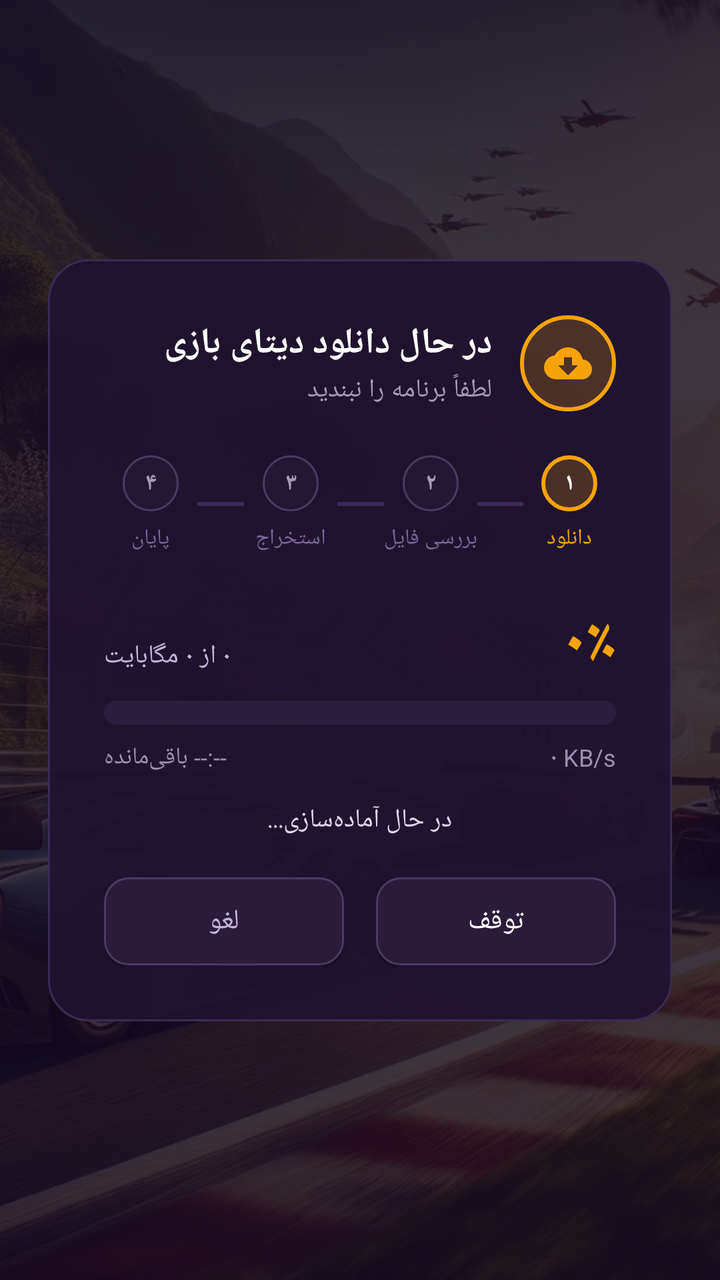
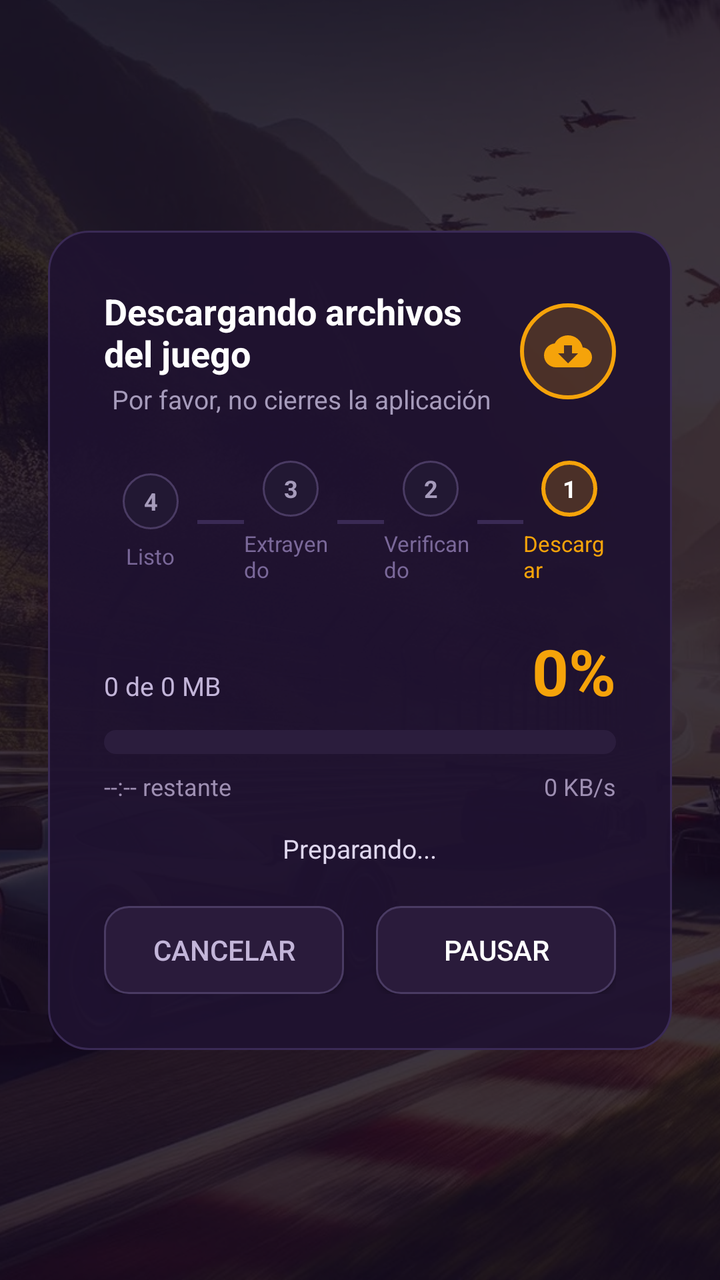

Compare the two renders of this Android layout. The source of the first and the diff that turns it into the second are given below.
<!-- AndroidManifest.xml: activity theme Theme.AppCompat.Light.NoActionBar.FullScreen -->
<!-- res/layout/activity_data_download.xml -->
<?xml version="1.0" encoding="utf-8"?>
<androidx.constraintlayout.widget.ConstraintLayout
    xmlns:android="http://schemas.android.com/apk/res/android"
    xmlns:app="http://schemas.android.com/apk/res-auto"
    android:layout_width="match_parent"
    android:layout_height="match_parent"
    android:layoutDirection="rtl">

    
    <ImageView
        android:id="@+id/iv_download_bg"
        android:layout_width="0dp"
        android:layout_height="0dp"
        android:scaleType="centerCrop"
        android:src="@drawable/launcher_home_background"
        app:layout_constraintBottom_toBottomOf="parent"
        app:layout_constraintEnd_toEndOf="parent"
        app:layout_constraintStart_toStartOf="parent"
        app:layout_constraintTop_toTopOf="parent" />

    
    <View
        android:id="@+id/view_overlay"
        android:layout_width="0dp"
        android:layout_height="0dp"
        android:background="#D114091F"
        app:layout_constraintBottom_toBottomOf="parent"
        app:layout_constraintEnd_toEndOf="parent"
        app:layout_constraintStart_toStartOf="parent"
        app:layout_constraintTop_toTopOf="parent" />

    
    <LinearLayout
        android:id="@+id/card_download"
        android:layout_width="0dp"
        android:layout_height="wrap_content"
        android:orientation="vertical"
        android:background="@drawable/glory_bg_download_card"
        android:padding="28dp"
        android:gravity="center_horizontal"
        app:layout_constraintWidth_max="560dp"
        app:layout_constraintStart_toStartOf="parent"
        app:layout_constraintEnd_toEndOf="parent"
        app:layout_constraintTop_toTopOf="parent"
        app:layout_constraintBottom_toBottomOf="parent"
        android:layout_marginStart="24dp"
        android:layout_marginEnd="24dp">

        
        <LinearLayout
            android:layout_width="match_parent"
            android:layout_height="wrap_content"
            android:orientation="horizontal"
            android:gravity="center_vertical">

            
            <FrameLayout
                android:layout_width="48dp"
                android:layout_height="48dp"
                android:background="@drawable/glory_bg_step_circle_active">

                <ImageView
                    android:layout_width="24dp"
                    android:layout_height="24dp"
                    android:layout_gravity="center"
                    android:src="@drawable/glory_ic_download_cloud" />
            </FrameLayout>

            <LinearLayout
                android:layout_width="0dp"
                android:layout_height="wrap_content"
                android:layout_weight="1"
                android:orientation="vertical"
                android:layout_marginStart="14dp">

                <TextView
                    android:id="@+id/tv_download_title"
                    android:layout_width="wrap_content"
                    android:layout_height="wrap_content"
                    android:text="در حال دانلود دیتای بازی"
                    android:textColor="#FFFFFF"
                    android:textSize="18sp"
                    android:textStyle="bold" />

                <TextView
                    android:id="@+id/tv_download_subtitle"
                    android:layout_width="wrap_content"
                    android:layout_height="wrap_content"
                    android:layout_marginTop="2dp"
                    android:text="لطفاً برنامه را نبندید"
                    android:textColor="#A69BBB"
                    android:textSize="13sp" />
            </LinearLayout>
        </LinearLayout>

        
        <LinearLayout
            android:id="@+id/layout_step_indicator"
            android:layout_width="match_parent"
            android:layout_height="wrap_content"
            android:orientation="horizontal"
            android:gravity="center_vertical"
            android:layout_marginTop="22dp">

            
            <LinearLayout
                android:id="@+id/step_1_container"
                android:layout_width="0dp"
                android:layout_height="wrap_content"
                android:layout_weight="1"
                android:gravity="center"
                android:orientation="vertical">

                <TextView
                    android:id="@+id/step_1_badge"
                    android:layout_width="28dp"
                    android:layout_height="28dp"
                    android:gravity="center"
                    android:text="۱"
                    android:textColor="#FFFFFF"
                    android:textSize="12sp"
                    android:textStyle="bold"
                    android:background="@drawable/glory_bg_step_circle_active" />

                <TextView
                    android:id="@+id/step_1_text"
                    android:layout_width="wrap_content"
                    android:layout_height="wrap_content"
                    android:layout_marginTop="6dp"
                    android:text="دانلود"
                    android:textColor="#F5A30A"
                    android:textSize="11sp" />
            </LinearLayout>

            <View
                android:id="@+id/step_line_1"
                android:layout_width="0dp"
                android:layout_height="2dp"
                android:layout_weight="0.5"
                android:background="#3A2A55" />

            
            <LinearLayout
                android:id="@+id/step_2_container"
                android:layout_width="0dp"
                android:layout_height="wrap_content"
                android:layout_weight="1"
                android:gravity="center"
                android:orientation="vertical">

                <TextView
                    android:id="@+id/step_2_badge"
                    android:layout_width="28dp"
                    android:layout_height="28dp"
                    android:gravity="center"
                    android:text="۲"
                    android:textColor="#A69BBB"
                    android:textSize="12sp"
                    android:textStyle="bold"
                    android:background="@drawable/glory_bg_step_circle_pending" />

                <TextView
                    android:id="@+id/step_2_text"
                    android:layout_width="wrap_content"
                    android:layout_height="wrap_content"
                    android:layout_marginTop="6dp"
                    android:text="بررسی فایل"
                    android:textColor="#7A6899"
                    android:textSize="11sp" />
            </LinearLayout>

            <View
                android:id="@+id/step_line_2"
                android:layout_width="0dp"
                android:layout_height="2dp"
                android:layout_weight="0.5"
                android:background="#3A2A55" />

            
            <LinearLayout
                android:id="@+id/step_3_container"
                android:layout_width="0dp"
                android:layout_height="wrap_content"
                android:layout_weight="1"
                android:gravity="center"
                android:orientation="vertical">

                <TextView
                    android:id="@+id/step_3_badge"
                    android:layout_width="28dp"
                    android:layout_height="28dp"
                    android:gravity="center"
                    android:text="۳"
                    android:textColor="#A69BBB"
                    android:textSize="12sp"
                    android:textStyle="bold"
                    android:background="@drawable/glory_bg_step_circle_pending" />

                <TextView
                    android:id="@+id/step_3_text"
                    android:layout_width="wrap_content"
                    android:layout_height="wrap_content"
                    android:layout_marginTop="6dp"
                    android:text="استخراج"
                    android:textColor="#7A6899"
                    android:textSize="11sp" />
            </LinearLayout>

            <View
                android:id="@+id/step_line_3"
                android:layout_width="0dp"
                android:layout_height="2dp"
                android:layout_weight="0.5"
                android:background="#3A2A55" />

            
            <LinearLayout
                android:id="@+id/step_4_container"
                android:layout_width="0dp"
                android:layout_height="wrap_content"
                android:layout_weight="1"
                android:gravity="center"
                android:orientation="vertical">

                <TextView
                    android:id="@+id/step_4_badge"
                    android:layout_width="28dp"
                    android:layout_height="28dp"
                    android:gravity="center"
                    android:text="۴"
                    android:textColor="#A69BBB"
                    android:textSize="12sp"
                    android:textStyle="bold"
                    android:background="@drawable/glory_bg_step_circle_pending" />

                <TextView
                    android:id="@+id/step_4_text"
                    android:layout_width="wrap_content"
                    android:layout_height="wrap_content"
                    android:layout_marginTop="6dp"
                    android:text="پایان"
                    android:textColor="#7A6899"
                    android:textSize="11sp" />
            </LinearLayout>
        </LinearLayout>

        
        <RelativeLayout
            android:layout_width="match_parent"
            android:layout_height="wrap_content"
            android:layout_marginTop="22dp">

            <TextView
                android:id="@+id/tv_progress_percent"
                android:layout_width="wrap_content"
                android:layout_height="wrap_content"
                android:layout_alignParentStart="true"
                android:text="۰٪"
                android:textColor="#F5A30A"
                android:textSize="32sp"
                android:textStyle="bold" />

            <TextView
                android:id="@+id/tv_progress_bytes"
                android:layout_width="wrap_content"
                android:layout_height="wrap_content"
                android:layout_alignParentEnd="true"
                android:layout_alignBaseline="@id/tv_progress_percent"
                android:text="۰ از ۰ مگابایت"
                android:textColor="#C3B5D9"
                android:textSize="13sp" />
        </RelativeLayout>

        
        <ProgressBar
            android:id="@+id/pb_download"
            style="?android:attr/progressBarStyleHorizontal"
            android:layout_width="match_parent"
            android:layout_height="12dp"
            android:layout_marginTop="8dp"
            android:max="100"
            android:progress="0"
            android:progressDrawable="@drawable/glory_progress_horizontal" />

        
        <RelativeLayout
            android:layout_width="match_parent"
            android:layout_height="wrap_content"
            android:layout_marginTop="8dp">

            <TextView
                android:id="@+id/tv_download_speed"
                android:layout_width="wrap_content"
                android:layout_height="wrap_content"
                android:layout_alignParentStart="true"
                android:text="۰ KB/s"
                android:textColor="#9E8FB2"
                android:textSize="12sp" />

            <TextView
                android:id="@+id/tv_download_eta"
                android:layout_width="wrap_content"
                android:layout_height="wrap_content"
                android:layout_alignParentEnd="true"
                android:text="--:-- باقی‌مانده"
                android:textColor="#9E8FB2"
                android:textSize="12sp" />
        </RelativeLayout>

        
        <TextView
            android:id="@+id/tv_status_message"
            android:layout_width="wrap_content"
            android:layout_height="wrap_content"
            android:layout_marginTop="14dp"
            android:gravity="center"
            android:text="در حال آماده‌سازی..."
            android:textColor="#DFD7EE"
            android:textSize="13sp" />

        
        <LinearLayout
            android:id="@+id/layout_actions"
            android:layout_width="match_parent"
            android:layout_height="wrap_content"
            android:orientation="horizontal"
            android:layout_marginTop="20dp"
            android:gravity="center">

            
            <Button
                android:id="@+id/btn_pause_resume"
                android:layout_width="0dp"
                android:layout_height="44dp"
                android:layout_weight="1"
                android:text="توقف"
                android:textColor="#FFFFFF"
                android:textSize="14sp"
                android:background="@drawable/glory_btn_secondary_selector" />

            <Space
                android:layout_width="16dp"
                android:layout_height="wrap_content" />

            
            <Button
                android:id="@+id/btn_cancel"
                android:layout_width="0dp"
                android:layout_height="44dp"
                android:layout_weight="1"
                android:text="لغو"
                android:textColor="#C3B5D9"
                android:textSize="14sp"
                android:background="@drawable/glory_btn_secondary_selector" />
        </LinearLayout>

        
        <Button
            android:id="@+id/btn_retry"
            android:layout_width="match_parent"
            android:layout_height="46dp"
            android:layout_marginTop="20dp"
            android:text="تلاش مجدد"
            android:textColor="#14091F"
            android:textSize="15sp"
            android:textStyle="bold"
            android:visibility="gone"
            android:background="@drawable/glory_btn_primary_amber" />

        
        <Button
            android:id="@+id/btn_finish"
            android:layout_width="match_parent"
            android:layout_height="46dp"
            android:layout_marginTop="20dp"
            android:text="ورود به بازی"
            android:textColor="#14091F"
            android:textSize="15sp"
            android:textStyle="bold"
            android:visibility="gone"
            android:background="@drawable/glory_btn_primary_amber" />
    </LinearLayout>

</androidx.constraintlayout.widget.ConstraintLayout>
<!-- resources referenced by this layout -->
<resources>
  <!-- drawable glory_bg_download_card (drawable) -->
  <?xml version="1.0" encoding="utf-8"?>
  <shape xmlns:android="http://schemas.android.com/apk/res/android"
      android:shape="rectangle">
      <solid android:color="#EB1F1230" />
      <stroke
          android:width="1dp"
          android:color="#3A2A55" />
      <corners android:radius="20dp" />
  </shape>
  <!-- drawable glory_bg_step_circle_active (drawable) -->
  <?xml version="1.0" encoding="utf-8"?>
  <shape xmlns:android="http://schemas.android.com/apk/res/android"
      android:shape="oval">
      <solid android:color="#33F5A30A" />
      <stroke
          android:width="2dp"
          android:color="#F5A30A" />
  </shape>
  <!-- drawable glory_bg_step_circle_pending (drawable) -->
  <?xml version="1.0" encoding="utf-8"?>
  <shape xmlns:android="http://schemas.android.com/apk/res/android"
      android:shape="oval">
      <solid android:color="#221833" />
      <stroke
          android:width="1dp"
          android:color="#4A3B63" />
  </shape>
  <!-- drawable glory_btn_primary_amber (drawable) -->
  <?xml version="1.0" encoding="utf-8"?>
  <selector xmlns:android="http://schemas.android.com/apk/res/android">
      <item android:state_pressed="true">
          <shape android:shape="rectangle">
              <corners android:radius="12dp" />
              <gradient
                  android:startColor="#D98A00"
                  android:endColor="#C07600"
                  android:angle="0" />
          </shape>
      </item>
      <item>
          <shape android:shape="rectangle">
              <corners android:radius="12dp" />
              <gradient
                  android:startColor="#F5A30A"
                  android:endColor="#FFB733"
                  android:angle="0" />
          </shape>
      </item>
  </selector>
  <!-- drawable glory_btn_secondary_selector (drawable) -->
  <?xml version="1.0" encoding="utf-8"?>
  <selector xmlns:android="http://schemas.android.com/apk/res/android">
      <item android:state_pressed="true">
          <shape android:shape="rectangle">
              <corners android:radius="12dp" />
              <solid android:color="#4D3A2A55" />
              <stroke android:width="1dp" android:color="#7A6899" />
          </shape>
      </item>
      <item>
          <shape android:shape="rectangle">
              <corners android:radius="12dp" />
              <solid android:color="#2A1B3B" />
              <stroke android:width="1dp" android:color="#4A3B63" />
          </shape>
      </item>
  </selector>
  <!-- drawable glory_ic_download_cloud (drawable) -->
  <?xml version="1.0" encoding="utf-8"?>
  <vector xmlns:android="http://schemas.android.com/apk/res/android"
      android:width="28dp"
      android:height="28dp"
      android:viewportWidth="24"
      android:viewportHeight="24">
      <path
          android:fillColor="#F5A30A"
          android:pathData="M19.35,10.04C18.67,6.59 15.64,4 12,4 9.11,4 6.6,5.64 5.35,8.04 2.34,8.36 0,10.91 0,14c0,3.31 2.69,6 6,6h13c2.76,0 5,-2.24 5,-5 0,-2.64 -2.05,-4.78 -4.65,-4.96zM17,13l-5,5 -5,-5h3V9h4v4h3z"/>
  </vector>
  <style name="Theme.AppCompat.Light.NoActionBar.FullScreen" parent="@style/Theme.AppCompat.Light.NoActionBar">
          <item name="android:windowNoTitle">true</item>
          <item name="android:windowActionBar">false</item>
          <item name="android:windowFullscreen">true</item>
          <item name="android:windowContentOverlay">@null</item>
          <item name="colorAccent">#ff0000ee</item>
      </style>
  <!-- unchanged entries left out for length: 2 -->
</resources>

<!-- the commit's change to res/layout/activity_data_download.xml (unified diff, before → after) -->
@@ -77,7 +77,7 @@
                     android:id="@+id/tv_download_title"
                     android:layout_width="wrap_content"
                     android:layout_height="wrap_content"
-                    android:text="در حال دانلود دیتای بازی"
+                    android:text="Descargando archivos del juego"
                     android:textColor="#FFFFFF"
                     android:textSize="18sp"
                     android:textStyle="bold" />
@@ -87,7 +87,7 @@
                     android:layout_width="wrap_content"
                     android:layout_height="wrap_content"
                     android:layout_marginTop="2dp"
-                    android:text="لطفاً برنامه را نبندید"
+                    android:text="Por favor, no cierres la aplicación"
                     android:textColor="#A69BBB"
                     android:textSize="13sp" />
             </LinearLayout>
@@ -116,7 +116,7 @@
                     android:layout_width="28dp"
                     android:layout_height="28dp"
                     android:gravity="center"
-                    android:text="۱"
+                    android:text="1"
                     android:textColor="#FFFFFF"
                     android:textSize="12sp"
                     android:textStyle="bold"
@@ -127,7 +127,7 @@
                     android:layout_width="wrap_content"
                     android:layout_height="wrap_content"
                     android:layout_marginTop="6dp"
-                    android:text="دانلود"
+                    android:text="Descargar"
                     android:textColor="#F5A30A"
                     android:textSize="11sp" />
             </LinearLayout>
@@ -153,7 +153,7 @@
                     android:layout_width="28dp"
                     android:layout_height="28dp"
                     android:gravity="center"
-                    android:text="۲"
+                    android:text="2"
                     android:textColor="#A69BBB"
                     android:textSize="12sp"
                     android:textStyle="bold"
@@ -164,7 +164,7 @@
                     android:layout_width="wrap_content"
                     android:layout_height="wrap_content"
                     android:layout_marginTop="6dp"
-                    android:text="بررسی فایل"
+                    android:text="Verificando"
                     android:textColor="#7A6899"
                     android:textSize="11sp" />
             </LinearLayout>
@@ -190,7 +190,7 @@
                     android:layout_width="28dp"
                     android:layout_height="28dp"
                     android:gravity="center"
-                    android:text="۳"
+                    android:text="3"
                     android:textColor="#A69BBB"
                     android:textSize="12sp"
                     android:textStyle="bold"
@@ -201,7 +201,7 @@
                     android:layout_width="wrap_content"
                     android:layout_height="wrap_content"
                     android:layout_marginTop="6dp"
-                    android:text="استخراج"
+                    android:text="Extrayendo"
                     android:textColor="#7A6899"
                     android:textSize="11sp" />
             </LinearLayout>
@@ -227,7 +227,7 @@
                     android:layout_width="28dp"
                     android:layout_height="28dp"
                     android:gravity="center"
-                    android:text="۴"
+                    android:text="4"
                     android:textColor="#A69BBB"
                     android:textSize="12sp"
                     android:textStyle="bold"
@@ -238,7 +238,7 @@
                     android:layout_width="wrap_content"
                     android:layout_height="wrap_content"
                     android:layout_marginTop="6dp"
-                    android:text="پایان"
+                    android:text="Listo"
                     android:textColor="#7A6899"
                     android:textSize="11sp" />
             </LinearLayout>
@@ -255,7 +255,7 @@
                 android:layout_width="wrap_content"
                 android:layout_height="wrap_content"
                 android:layout_alignParentStart="true"
-                android:text="۰٪"
+                android:text="0%"
                 android:textColor="#F5A30A"
                 android:textSize="32sp"
                 android:textStyle="bold" />
@@ -266,7 +266,7 @@
                 android:layout_height="wrap_content"
                 android:layout_alignParentEnd="true"
                 android:layout_alignBaseline="@id/tv_progress_percent"
-                android:text="۰ از ۰ مگابایت"
+                android:text="0 de 0 MB"
                 android:textColor="#C3B5D9"
                 android:textSize="13sp" />
         </RelativeLayout>
@@ -293,7 +293,7 @@
                 android:layout_width="wrap_content"
                 android:layout_height="wrap_content"
                 android:layout_alignParentStart="true"
-                android:text="۰ KB/s"
+                android:text="0 KB/s"
                 android:textColor="#9E8FB2"
                 android:textSize="12sp" />
 
@@ -302,7 +302,7 @@
                 android:layout_width="wrap_content"
                 android:layout_height="wrap_content"
                 android:layout_alignParentEnd="true"
-                android:text="--:-- باقی‌مانده"
+                android:text="--:-- restante"
                 android:textColor="#9E8FB2"
                 android:textSize="12sp" />
         </RelativeLayout>
@@ -314,7 +314,7 @@
             android:layout_height="wrap_content"
             android:layout_marginTop="14dp"
             android:gravity="center"
-            android:text="در حال آماده‌سازی..."
+            android:text="Preparando..."
             android:textColor="#DFD7EE"
             android:textSize="13sp" />
 
@@ -333,7 +333,7 @@
                 android:layout_width="0dp"
                 android:layout_height="44dp"
                 android:layout_weight="1"
-                android:text="توقف"
+                android:text="Pausar"
                 android:textColor="#FFFFFF"
                 android:textSize="14sp"
                 android:background="@drawable/glory_btn_secondary_selector" />
@@ -348,7 +348,7 @@
                 android:layout_width="0dp"
                 android:layout_height="44dp"
                 android:layout_weight="1"
-                android:text="لغو"
+                android:text="Cancelar"
                 android:textColor="#C3B5D9"
                 android:textSize="14sp"
                 android:background="@drawable/glory_btn_secondary_selector" />
@@ -360,7 +360,7 @@
             android:layout_width="match_parent"
             android:layout_height="46dp"
             android:layout_marginTop="20dp"
-            android:text="تلاش مجدد"
+            android:text="Reintentar"
             android:textColor="#14091F"
             android:textSize="15sp"
             android:textStyle="bold"
@@ -373,7 +373,7 @@
             android:layout_width="match_parent"
             android:layout_height="46dp"
             android:layout_marginTop="20dp"
-            android:text="ورود به بازی"
+            android:text="Jugar Ahora"
             android:textColor="#14091F"
             android:textSize="15sp"
             android:textStyle="bold"
